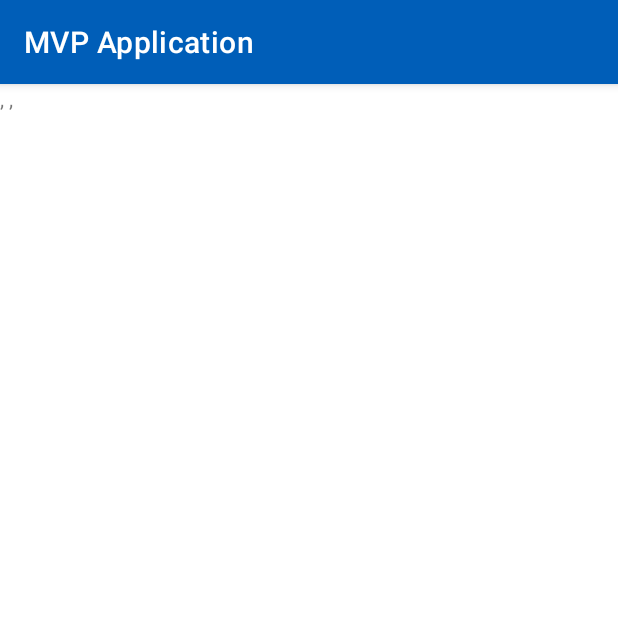
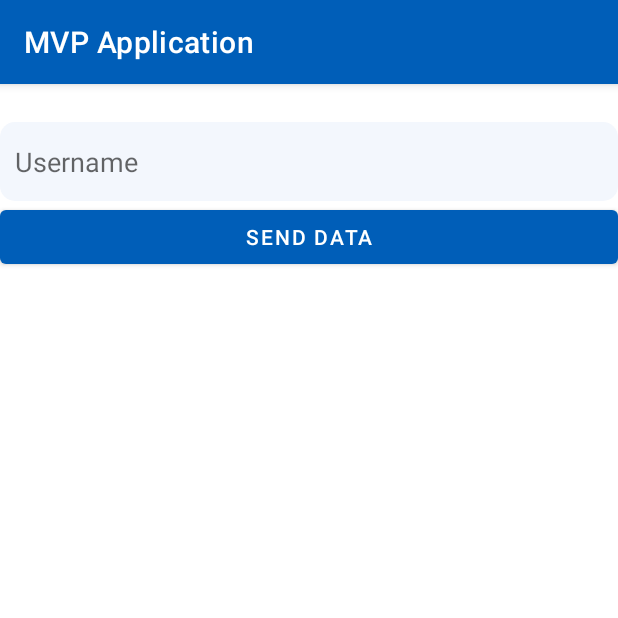
Before and after one commit to Ram-adhan/android-mvp-basic, an Android app: the screen it shows after launch (RegisterPage), after a tap on "Lupa Username / Password ?", on a phone screen of 412 x 824 dp, the top half of it. Run offline under Robolectric (Android 15) with nearby library versions, the phone set to English and light mode, and no system bars; Roboto replaces fonts that are not available here.

Commit message:
add activityResult launcher

```diff
--- a/app/src/main/java/com/example/mvpapplication/MainActivity.kt
+++ b/app/src/main/java/com/example/mvpapplication/MainActivity.kt
@@ -1,7 +1,10 @@
 package com.example.mvpapplication
 
+import android.content.Intent
 import android.os.Bundle
 import android.util.Log
+import androidx.activity.result.contract.ActivityResultContract
+import androidx.activity.result.contract.ActivityResultContracts
 import androidx.appcompat.app.AppCompatActivity
 import androidx.core.view.isInvisible
 import androidx.core.widget.doOnTextChanged
@@ -20,10 +23,12 @@ class MainActivity : AppCompatActivity() {
         setContentView(binding.root)
 
         binding.btnLogin.setOnClickListener {
-//            startActivity(Intent(this, RegisterPage::class.java).putExtra(
-//                "key",
-//                intArrayOf(1, 2, 3)
-//            ))
+            /*startActivity(
+                Intent(this, RegisterPage::class.java).putExtra(
+                "key",
+                intArrayOf(1, 2, 3)
+            ))*/
+
         }
 
         binding.edtUsername.doOnTextChanged { _, _, _, _ ->
@@ -35,7 +40,7 @@ class MainActivity : AppCompatActivity() {
         }
 
         binding.tvForgotPass.setOnClickListener {
-            startRegisterActivity(this)
+            registerPage.launch(RegisterPage.getIntent(this))
         }
     }
 
@@ -57,6 +62,15 @@ class MainActivity : AppCompatActivity() {
         binding.tvErrorPassword.isInvisible = isValid
 
         return isValid
+    }
+
+    private val registerPage = registerForActivityResult(ActivityResultContracts.StartActivityForResult()) {
+        if (it.resultCode == RESULT_OK) {
+            val intent = it.data ?: return@registerForActivityResult
+            val userName = intent.getStringExtra("user_data")
+
+            binding.edtUsername.setText(userName)
+        }
     }
 
     override fun onStart() {
--- a/app/src/main/java/com/example/mvpapplication/RegisterPage.kt
+++ b/app/src/main/java/com/example/mvpapplication/RegisterPage.kt
@@ -5,6 +5,7 @@ import android.content.Intent
 import androidx.appcompat.app.AppCompatActivity
 import android.os.Bundle
 import android.util.Log
+import com.example.mvpapplication.databinding.ActivityRegisterPageBinding
 import com.example.mvpapplication.databinding.LayoutRegisterBinding
 
 class RegisterPage : AppCompatActivity() {
@@ -12,24 +13,26 @@ class RegisterPage : AppCompatActivity() {
         var number = 1
         private const val USERNAME_DATA = "username"
 
-        fun getIntent(context: Context, userName: String): Intent {
+        fun getIntent(context: Context): Intent {
             return Intent(context, RegisterPage::class.java).apply {
-                putExtra(USERNAME_DATA, userName)
+
             }
         }
     }
 
-    private lateinit var binding: LayoutRegisterBinding
+    private lateinit var binding: ActivityRegisterPageBinding
 
     override fun onCreate(savedInstanceState: Bundle?) {
         super.onCreate(savedInstanceState)
-        binding = LayoutRegisterBinding.inflate(layoutInflater)
+        binding = ActivityRegisterPageBinding.inflate(layoutInflater)
         setContentView(binding.root)
-        val list = listOf(1, 2, 3)
-        number = 2
-        binding.tvText.text = list?.joinToString { "" }
 
-        Log.d("RegisterPage", "intent data: ${intent.getStringExtra(USERNAME_DATA)}")
+        binding.btnConfirm.setOnClickListener {
+            setResult(RESULT_OK, Intent().apply {
+                putExtra("user_data", binding.edtUsername.text.toString())
+            })
+            finish()
+        }
 
     }
 }
--- a/app/src/main/res/layout/activity_register_page.xml
+++ b/app/src/main/res/layout/activity_register_page.xml
@@ -1,15 +1,26 @@
 <?xml version="1.0" encoding="utf-8"?>
-<androidx.constraintlayout.widget.ConstraintLayout xmlns:android="http://schemas.android.com/apk/res/android"
+<LinearLayout xmlns:android="http://schemas.android.com/apk/res/android"
     xmlns:app="http://schemas.android.com/apk/res-auto"
     xmlns:tools="http://schemas.android.com/tools"
     android:layout_width="match_parent"
     android:layout_height="match_parent"
+    android:orientation="vertical"
     tools:context=".RegisterPage">
 
-    <TextView
+    <EditText
+        android:id="@+id/edtUsername"
         android:layout_width="match_parent"
         android:layout_height="wrap_content"
-        android:text="RegisterPage"
-        app:layout_constraintTop_toTopOf="parent"
-        app:layout_constraintStart_toStartOf="parent"/>
-</androidx.constraintlayout.widget.ConstraintLayout>
+        android:layout_marginTop="25dp"
+        android:paddingVertical="14dp"
+        android:paddingHorizontal="10dp"
+        android:background="@drawable/bg_input_text"
+        android:hint="@string/username" />
+
+    <Button
+        android:id="@+id/btnConfirm"
+        android:text="Send Data"
+        android:layout_width="match_parent"
+        android:layout_height="wrap_content"
+        />
+</LinearLayout>
```
